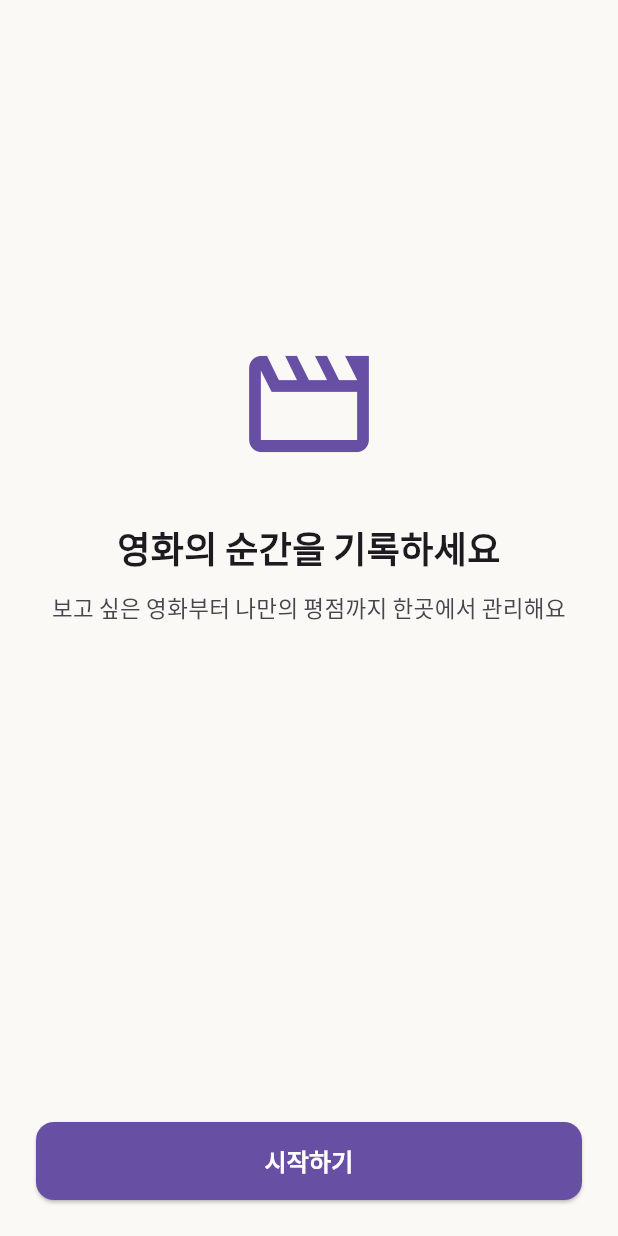
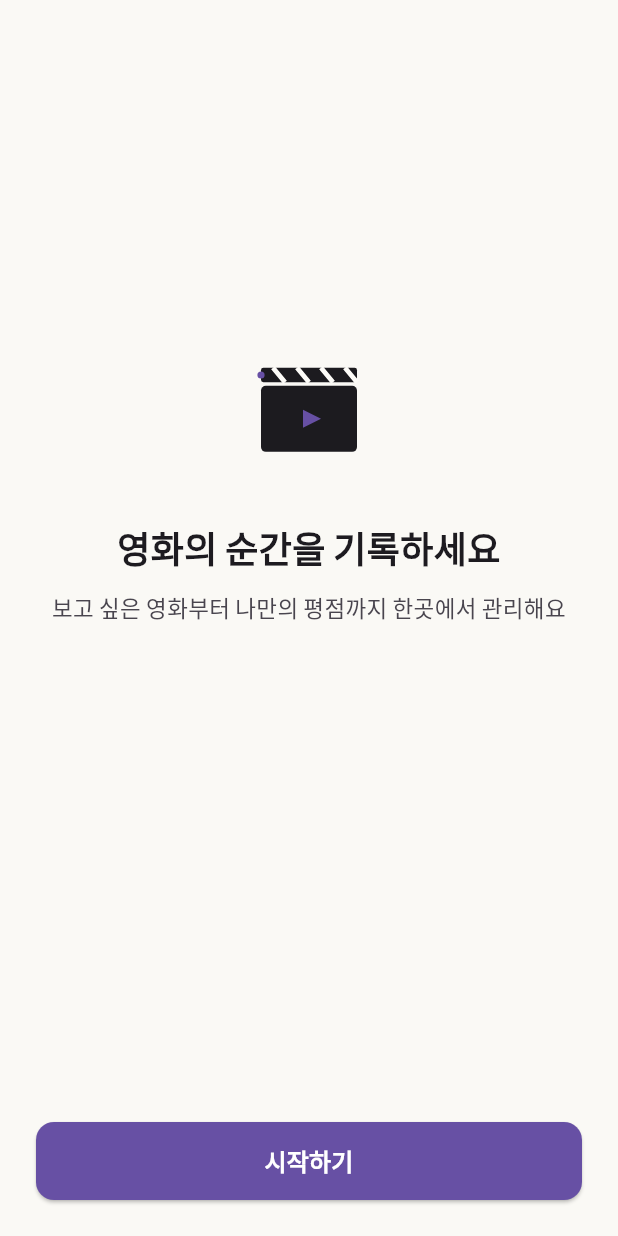
Before and after one commit to seoktae-lee/movielog, a Flutter app: the screen it shows after launch, on a phone screen of 412 x 824 dp. Run offline on Flutter 3.47's test engine with Material 3 defaults, Android fonts, the phone set to English and light mode, and no system bars; our stand-ins replace flutter_svg.

Commit message:
feat: 시작 화면의 기본 Icon을 MovieLog SVG 로고로 교체한다

```diff
--- a/lib/start_screen.dart
+++ b/lib/start_screen.dart
@@ -1,4 +1,5 @@
 import 'package:flutter/material.dart';
+import 'package:flutter_svg/flutter_svg.dart';
 
 /// MovieLog의 첫 화면.
 ///
@@ -18,11 +19,11 @@ class StartScreen extends StatelessWidget {
             crossAxisAlignment: CrossAxisAlignment.stretch,
             children: <Widget>[
               const Spacer(flex: 2),
-              Icon(
-                Icons.movie_outlined,
-                size: 96,
-                color: colorScheme.primary,
-                semanticLabel: 'MovieLog 로고',
+              SvgPicture.asset(
+                'assets/logos/movielog_logo.svg',
+                width: 96,
+                height: 96,
+                semanticsLabel: 'MovieLog 로고',
               ),
               const SizedBox(height: 32),
               const Text(
```
